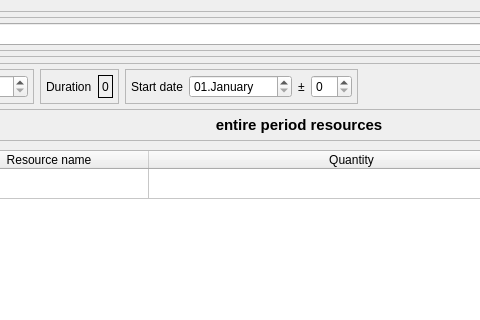
Qt form gui/cult_type_tab.ui (hudaszekpiotr/InzynierkaProgram) before a commit; both pictures show x 84 to 564 and y 0 to 320 of the 766 by 563 pixel window.
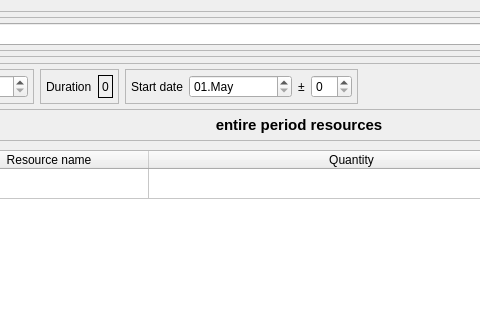
The same form after that commit.

Diff of the .ui file:
```diff
--- a/gui/cult_type_tab.ui
+++ b/gui/cult_type_tab.ui
@@ -227,6 +227,13 @@
            <property name="displayFormat">
             <string>dd.MMMM</string>
            </property>
+           <property name="date">
+            <date>
+             <year>2000</year>
+             <month>5</month>
+             <day>1</day>
+            </date>
+           </property>
           </widget>
          </item>
          <item>
```
